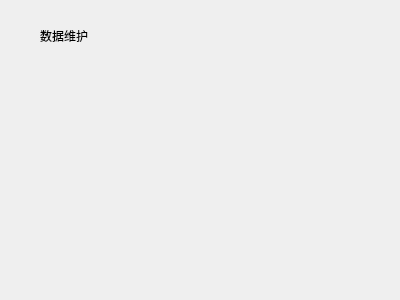
Old version of the form maintaindata.ui in the repository kangwenyun/batch_acquisition_system_qt_before.
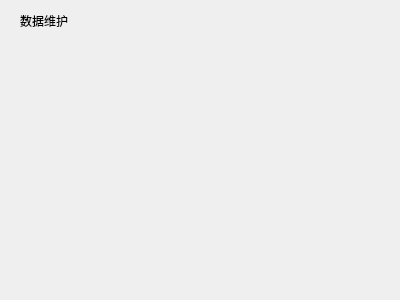
New version of the form.

Patch:
```diff
--- a/maintaindata.ui
+++ b/maintaindata.ui
@@ -16,10 +16,10 @@
   <widget class="QLabel" name="label">
    <property name="geometry">
     <rect>
-     <x>40</x>
-     <y>30</y>
-     <width>54</width>
-     <height>12</height>
+     <x>20</x>
+     <y>10</y>
+     <width>61</width>
+     <height>21</height>
     </rect>
    </property>
    <property name="text">
```
